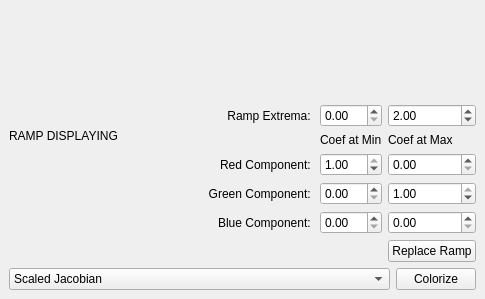
CGAL/cgal, file Polyhedron/demo/Polyhedron/Plugins/Display/Display_property.ui: the form before one commit.
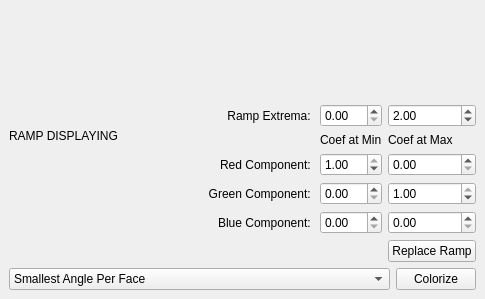
The form after the commit.

Commit message: Makes Smallest angles the default criterion and adds the missing call to replaceRamp() when the criterion is changed.

Patch:
```diff
--- a/Polyhedron/demo/Polyhedron/Plugins/Display/Display_property.ui
+++ b/Polyhedron/demo/Polyhedron/Plugins/Display/Display_property.ui
@@ -186,7 +186,7 @@
        <widget class="QComboBox" name="propertyBox">
         <item>
          <property name="text">
-          <string>Scaled Jacobian</string>
+          <string>Smallest Angle Per Face</string>
          </property>
         </item>
         <item>
```
Left out of the diff: 2 changed lines with no effect on the pictures. The commit also changes 1 other file.
